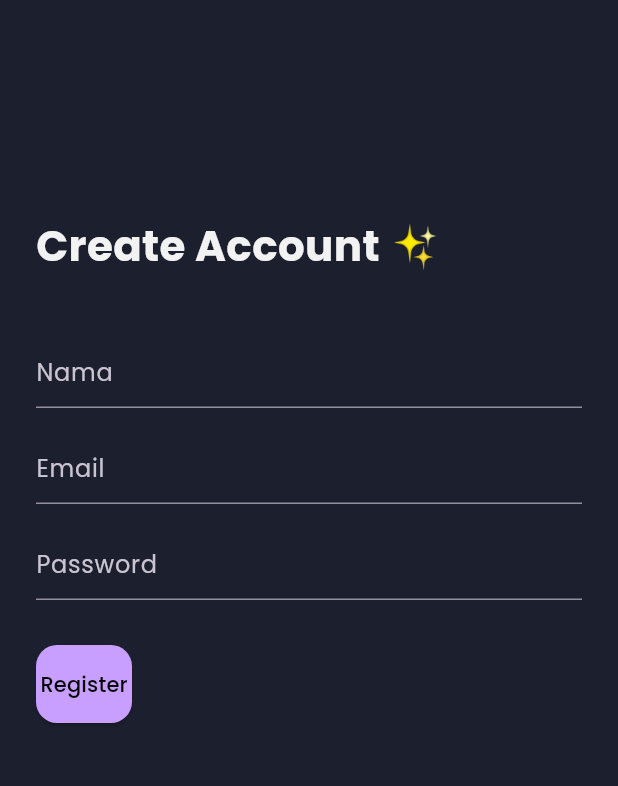
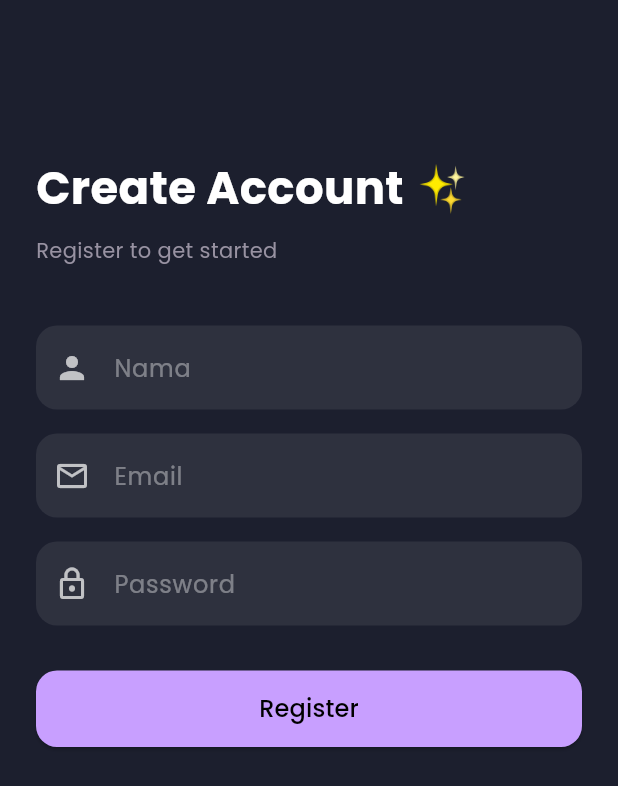
Before and after one commit to nabilareyna/final_project_mobile, a Flutter app: the screen it shows after launch, after a tap on "Belum punya akun? Register", on a phone screen of 412 x 824 dp. Shown: the top 786 px of the screen. Run offline on Flutter 3.47's test engine with Material 3 defaults, Android fonts, the phone set to English and light mode, and no system bars; our stand-ins replace animated_bottom_navigation_bar, cloud_firestore, firebase_auth, firebase_core, firebase_database, flutter_animate and 3 more; accounts and stored records are empty; network calls fail.

Commit message:
Enhance login and registration pages with Google Fonts and improved UI elements

```diff
--- a/lib/views/auth/login_page.dart
+++ b/lib/views/auth/login_page.dart
@@ -1,7 +1,9 @@
+import 'package:cf_ta/theme/app_colors.dart';
 import 'package:flutter/material.dart';
 import 'package:get/get.dart';
 import '../../controllers/auth_controller.dart';
 import 'register_page.dart';
+import 'package:google_fonts/google_fonts.dart';
 
 class LoginPage extends StatelessWidget {
   final emailC = TextEditingController();
@@ -14,51 +16,61 @@ class LoginPage extends StatelessWidget {
     final authC = Get.find<AuthController>();
 
     return Scaffold(
-      body: Padding(
+      backgroundColor: AppColors.background,
+      body: SafeArea(
+        child: Padding(
           padding: const EdgeInsets.all(24),
           child: Column(
             crossAxisAlignment: CrossAxisAlignment.start,
             children: [
-            const SizedBox(height: 120),
+
+              const SizedBox(height: 80),
 
               Text(
                 "Welcome Back 👋",
-              style: TextStyle(
-                fontSize: 28,
+                style: GoogleFonts.poppins(
+                  fontSize: 30,
+                  color: Colors.white,
                   fontWeight: FontWeight.bold,
+                ),
+              ),
+
+              const SizedBox(height: 10),
+
+              Text(
+                "Sign in to continue",
+                style: GoogleFonts.poppins(
+                  color: AppColors.textSecondary,
                 ),
               ),
 
               const SizedBox(height: 40),
 
-            TextField(
-              controller: emailC,
-              decoration: const InputDecoration(
-                hintText: "Email",
-              ),
-            ),
+              _inputField(emailC, "Email", Icons.email_outlined),
 
               const SizedBox(height: 16),
 
-            TextField(
-              controller: passC,
-              obscureText: true,
-              decoration: const InputDecoration(
-                hintText: "Password",
-              ),
-            ),
+              _inputField(passC, "Password", Icons.lock_outline, obscure: true),
 
               const SizedBox(height: 30),
 
-            ElevatedButton(
+              SizedBox(
+                width: double.infinity,
+                child: ElevatedButton(
+                  style: ElevatedButton.styleFrom(
+                    backgroundColor: AppColors.primary,
+                    padding: const EdgeInsets.symmetric(vertical: 14),
+                  ),
                   onPressed: () async {
                     try {
                       await authC.login(emailC.text, passC.text);
                     } catch (e) {
-                  Get.snackbar("Login Error", e.toString());
+                      Get.snackbar("Login Error", e.toString(),
+                          backgroundColor: Colors.red.withOpacity(0.4));
                     }
                   },
-              child: const Text("Login"),
+                  child: Text("Login", style: GoogleFonts.poppins(fontSize: 16)),
+                ),
               ),
 
               const SizedBox(height: 20),
@@ -66,15 +78,40 @@ class LoginPage extends StatelessWidget {
               Center(
                 child: TextButton(
                   onPressed: () => Get.to(RegisterPage()),
-                child: const Text(
+                  child: Text(
                     "Belum punya akun? Register",
-                  style: TextStyle(color: Colors.white70),
+                    style: GoogleFonts.poppins(color: Colors.white70),
                   ),
                 ),
               ),
             ],
           ),
         ),
+      ),
+    );
+  }
+
+  Widget _inputField(
+    TextEditingController controller,
+    String hint,
+    IconData icon, {
+    bool obscure = false,
+  }) {
+    return TextField(
+      controller: controller,
+      obscureText: obscure,
+      style: const TextStyle(color: Colors.white),
+      decoration: InputDecoration(
+        filled: true,
+        fillColor: Colors.white.withOpacity(0.08),
+        prefixIcon: Icon(icon, color: Colors.white70),
+        hintText: hint,
+        hintStyle: TextStyle(color: Colors.white38),
+        border: OutlineInputBorder(
+          borderRadius: BorderRadius.circular(14),
+          borderSide: BorderSide.none,
+        ),
+      ),
     );
   }
 }
--- a/lib/views/auth/register_page.dart
+++ b/lib/views/auth/register_page.dart
@@ -1,5 +1,7 @@
+import 'package:cf_ta/theme/app_colors.dart';
 import 'package:flutter/material.dart';
 import 'package:get/get.dart';
+import 'package:google_fonts/google_fonts.dart';
 import '../../controllers/auth_controller.dart';
 
 class RegisterPage extends StatelessWidget {
@@ -14,46 +16,55 @@ class RegisterPage extends StatelessWidget {
     final authC = Get.find<AuthController>();
 
     return Scaffold(
-      body: Padding(
+      backgroundColor: AppColors.background,
+      body: SafeArea(
+        child: Padding(
           padding: const EdgeInsets.all(24),
           child: Column(
             crossAxisAlignment: CrossAxisAlignment.start,
             children: [
-            const SizedBox(height: 120),
+
+              const SizedBox(height: 80),
 
               Text(
                 "Create Account ✨",
-              style: TextStyle(
-                fontSize: 28,
+                style: GoogleFonts.poppins(
+                  fontSize: 30,
+                  color: Colors.white,
                   fontWeight: FontWeight.bold,
+                ),
+              ),
+
+              const SizedBox(height: 10),
+
+              Text(
+                "Register to get started",
+                style: GoogleFonts.poppins(
+                  color: AppColors.textSecondary,
                 ),
               ),
 
               const SizedBox(height: 40),
 
-            TextField(
-              controller: nameC,
-              decoration: const InputDecoration(hintText: "Nama"),
-            ),
+              _inputField(nameC, "Nama", Icons.person),
 
               const SizedBox(height: 16),
 
-            TextField(
-              controller: emailC,
-              decoration: const InputDecoration(hintText: "Email"),
-            ),
+              _inputField(emailC, "Email", Icons.email_outlined),
 
               const SizedBox(height: 16),
 
-            TextField(
-              controller: passC,
-              obscureText: true,
-              decoration: const InputDecoration(hintText: "Password"),
-            ),
+              _inputField(passC, "Password", Icons.lock_outline, obscure: true),
 
               const SizedBox(height: 30),
 
-            ElevatedButton(
+              SizedBox(
+                width: double.infinity,
+                child: ElevatedButton(
+                  style: ElevatedButton.styleFrom(
+                    backgroundColor: AppColors.primary,
+                    padding: const EdgeInsets.symmetric(vertical: 14),
+                  ),
                   onPressed: () async {
                     try {
                       await authC.register(
@@ -63,12 +74,39 @@ class RegisterPage extends StatelessWidget {
                       );
                       Get.back();
                     } catch (e) {
-                  Get.snackbar("Register Error", e.toString());
+                      Get.snackbar("Register Error", e.toString(),
+                          backgroundColor: Colors.red.withOpacity(0.4));
                     }
                   },
-              child: const Text("Register"),
+                  child: Text("Register", style: GoogleFonts.poppins(fontSize: 16)),
+                ),
               ),
             ],
+          ),
+        ),
+      ),
+    );
+  }
+
+  Widget _inputField(
+    TextEditingController controller,
+    String hint,
+    IconData icon, {
+    bool obscure = false,
+  }) {
+    return TextField(
+      controller: controller,
+      obscureText: obscure,
+      style: const TextStyle(color: Colors.white),
+      decoration: InputDecoration(
+        filled: true,
+        fillColor: Colors.white.withOpacity(0.08),
+        prefixIcon: Icon(icon, color: Colors.white70),
+        hintText: hint,
+        hintStyle: const TextStyle(color: Colors.white38),
+        border: OutlineInputBorder(
+          borderRadius: BorderRadius.circular(14),
+          borderSide: BorderSide.none,
         ),
       ),
     );
```
Lines whose indentation alone changed are shown as unchanged.
